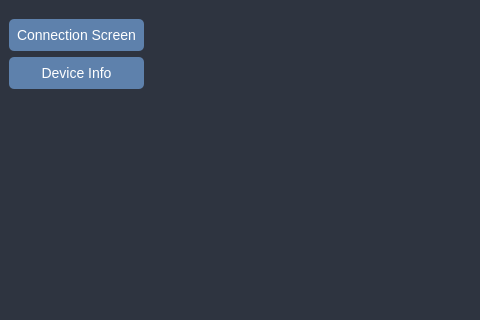
Above: mainwindow.ui from kuvvetliisik/mte_ble_agent before the change; both pictures show x 0 to 480 and y 0 to 320 of the 1103 by 600 pixel window. Below: the same form after it.
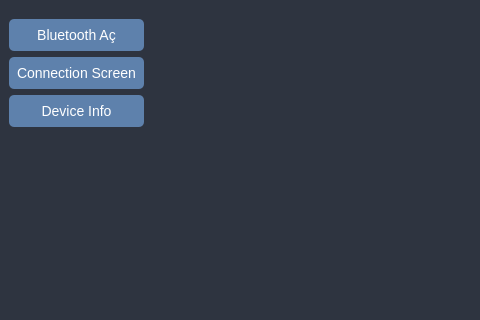
That is the form after the change.

Commit message: Bluetooth açma kapama buton olarak eklendi.

```diff
--- a/mainwindow.ui
+++ b/mainwindow.ui
@@ -31,38 +31,63 @@
   </property>
   <widget class="QWidget" name="centralwidget">
    <layout class="QGridLayout" name="gridLayout">
-    <item row="0" column="0">
-     <widget class="QPushButton" name="btnConnectionScreen">
-      <property name="styleSheet">
-       <string notr="true">QPushButton {
-    background-color: #5E81AC; /* Mavi Ton */
-    color: white;
-    border-radius: 5px;
-    padding: 8px;
-    font-size: 14px;
-}
-
-QPushButton:hover {
-    background-color: #81A1C1; /* Açık Mavi */
-}
-
-QPushButton:pressed {
-    background-color: #4C566A; /* Koyu Gri */
-}
-</string>
-      </property>
-      <property name="text">
-       <string>Connection Screen</string>
-      </property>
-     </widget>
-    </item>
-    <item row="0" column="1" rowspan="5">
+    <item row="0" column="1" rowspan="10">
      <widget class="QStackedWidget" name="stackedWidget">
       <widget class="QWidget" name="connectionScreen"/>
       <widget class="QWidget" name="deviceInfo"/>
      </widget>
     </item>
+    <item row="0" column="0">
+     <widget class="QPushButton" name="btnBluetooth">
+      <property name="styleSheet">
+       <string notr="true">QPushButton {
+    background-color: #5E81AC; /* Mavi Ton */
+    color: white;
+    border-radius: 5px;
+    padding: 8px;
+    font-size: 14px;
+}
+
+QPushButton:hover {
+    background-color: #81A1C1; /* Açık Mavi */
+}
+
+QPushButton:pressed {
+    background-color: #4C566A; /* Koyu Gri */
+}
+</string>
+      </property>
+      <property name="text">
+       <string>Bluetooth Aç</string>
+      </property>
+     </widget>
+    </item>
     <item row="1" column="0">
+     <widget class="QPushButton" name="btnConnectionScreen">
+      <property name="styleSheet">
+       <string notr="true">QPushButton {
+    background-color: #5E81AC; /* Mavi Ton */
+    color: white;
+    border-radius: 5px;
+    padding: 8px;
+    font-size: 14px;
+}
+
+QPushButton:hover {
+    background-color: #81A1C1; /* Açık Mavi */
+}
+
+QPushButton:pressed {
+    background-color: #4C566A; /* Koyu Gri */
+}
+</string>
+      </property>
+      <property name="text">
+       <string>Connection Screen</string>
+      </property>
+     </widget>
+    </item>
+    <item row="2" column="0">
      <widget class="QPushButton" name="btnDeviceInfo">
       <property name="styleSheet">
        <string notr="true">QPushButton {
```
Left out of the diff: 3 changed lines with no effect on the pictures. The commit also changes 4 other files.
